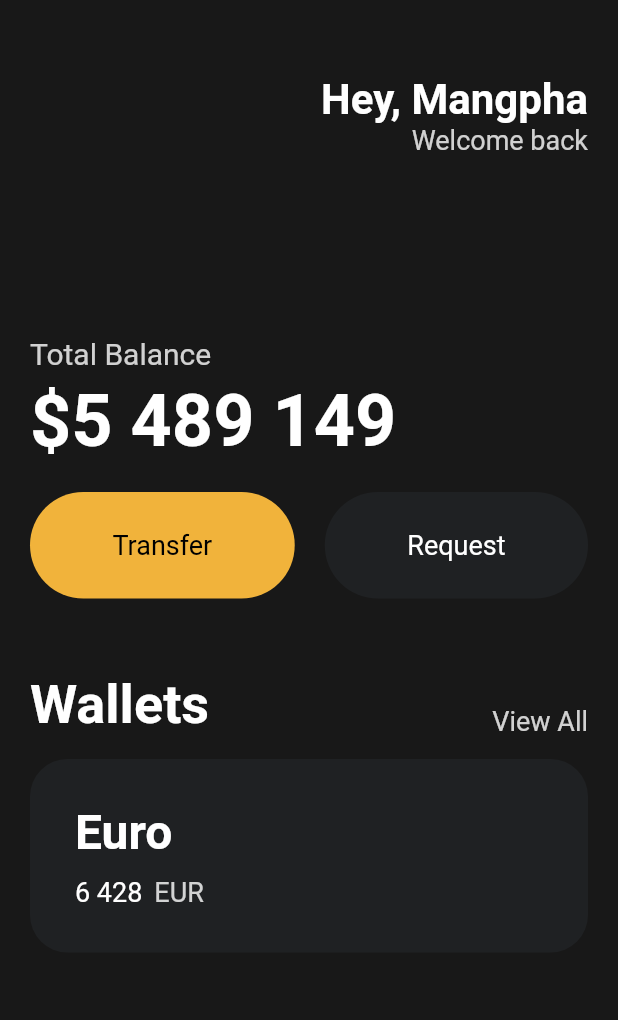
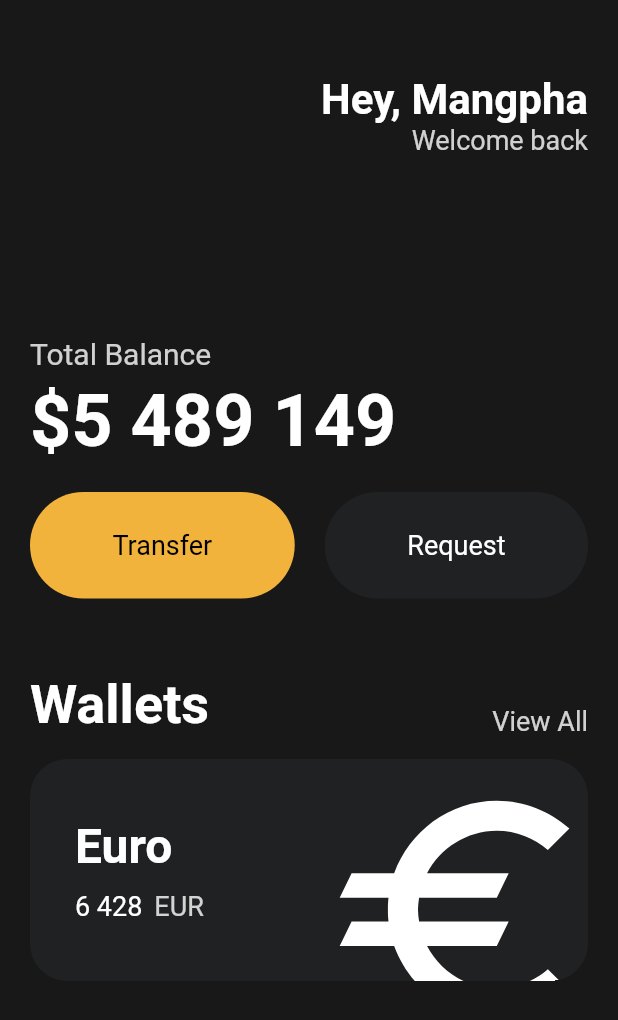
Before and after one commit to Mangpha/flutter-practice, a Flutter app: the screen it shows after launch, on a phone screen of 412 x 824 dp. Shown: the top 1020 px of the screen. Run offline on Flutter 3.47's test engine with Material 2 defaults, Android fonts, the phone set to English and light mode, and no system bars.

Commit message:
Icons and Transforms

```diff
--- a/lib/main.dart
+++ b/lib/main.dart
@@ -112,6 +112,7 @@ class App extends StatelessWidget {
                 height: 15,
               ),
               Container(
+                clipBehavior: Clip.hardEdge,
                 decoration: BoxDecoration(
                   color: const Color(0xFF1F2123),
                   borderRadius: BorderRadius.circular(25),
@@ -119,6 +120,7 @@ class App extends StatelessWidget {
                 child: Padding(
                   padding: const EdgeInsets.all(30),
                   child: Row(
+                    mainAxisAlignment: MainAxisAlignment.spaceBetween,
                     children: [
                       Column(
                         crossAxisAlignment: CrossAxisAlignment.start,
@@ -157,6 +159,17 @@ class App extends StatelessWidget {
                           ),
                         ],
                       ),
+                      Transform.scale(
+                        scale: 2.2,
+                        child: Transform.translate(
+                          offset: const Offset(-5, 12),
+                          child: const Icon(
+                            Icons.euro_outlined,
+                            color: Colors.white,
+                            size: 88,
+                          ),
+                        ),
+                      )
                     ],
                   ),
                 ),
```
